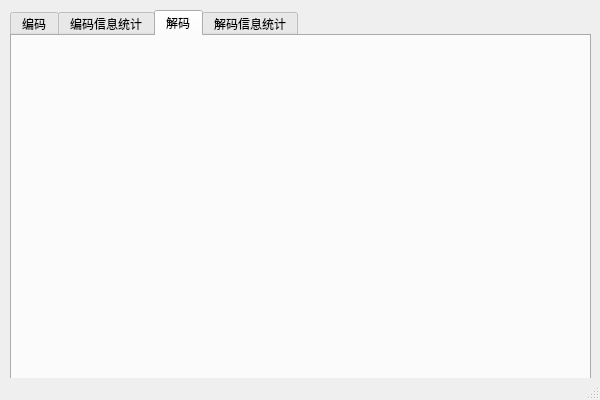
c3ll256/enigma, file enigma/enigma.ui: the form before one commit.
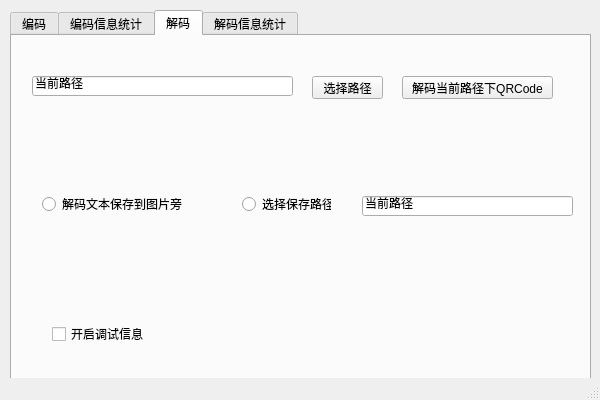
The form after the commit. The open tabs and pages were chosen to show the change.

Commit message: 加入解码界面

Patch:
```diff
--- a/enigma/enigma.ui
+++ b/enigma/enigma.ui
@@ -131,6 +131,97 @@
      <attribute name="title">
       <string>解码</string>
      </attribute>
+     <widget class="QLineEdit" name="lineBmpNowAddress">
+      <property name="geometry">
+       <rect>
+        <x>20</x>
+        <y>40</y>
+        <width>261</width>
+        <height>20</height>
+       </rect>
+      </property>
+      <property name="text">
+       <string>当前路径</string>
+      </property>
+     </widget>
+     <widget class="QPushButton" name="btnDecodeChooseAddress">
+      <property name="geometry">
+       <rect>
+        <x>300</x>
+        <y>40</y>
+        <width>71</width>
+        <height>23</height>
+       </rect>
+      </property>
+      <property name="text">
+       <string>选择路径</string>
+      </property>
+     </widget>
+     <widget class="QPushButton" name="btnDecode">
+      <property name="geometry">
+       <rect>
+        <x>390</x>
+        <y>40</y>
+        <width>151</width>
+        <height>23</height>
+       </rect>
+      </property>
+      <property name="text">
+       <string>解码当前路径下QRCode</string>
+      </property>
+     </widget>
+     <widget class="QRadioButton" name="rbtnDecodeSaveSide">
+      <property name="geometry">
+       <rect>
+        <x>30</x>
+        <y>160</y>
+        <width>141</width>
+        <height>16</height>
+       </rect>
+      </property>
+      <property name="text">
+       <string>解码文本保存到图片旁</string>
+      </property>
+     </widget>
+     <widget class="QRadioButton" name="rbtnDecodeChoose">
+      <property name="geometry">
+       <rect>
+        <x>230</x>
+        <y>160</y>
+        <width>89</width>
+        <height>16</height>
+       </rect>
+      </property>
+      <property name="text">
+       <string>选择保存路径</string>
+      </property>
+     </widget>
+     <widget class="QLineEdit" name="lineDecodeSaveNowAddress">
+      <property name="geometry">
+       <rect>
+        <x>350</x>
+        <y>160</y>
+        <width>211</width>
+        <height>20</height>
+       </rect>
+      </property>
+      <property name="text">
+       <string>当前路径</string>
+      </property>
+     </widget>
+     <widget class="QCheckBox" name="chkDecodeDebug">
+      <property name="geometry">
+       <rect>
+        <x>40</x>
+        <y>290</y>
+        <width>101</width>
+        <height>16</height>
+       </rect>
+      </property>
+      <property name="text">
+       <string>开启调试信息</string>
+      </property>
+     </widget>
     </widget>
     <widget class="QWidget" name="tabDecodeInfo">
      <attribute name="title">
```
Left out of the diff: 4 changed lines with no effect on the pictures. The commit also changes 2 other files.
